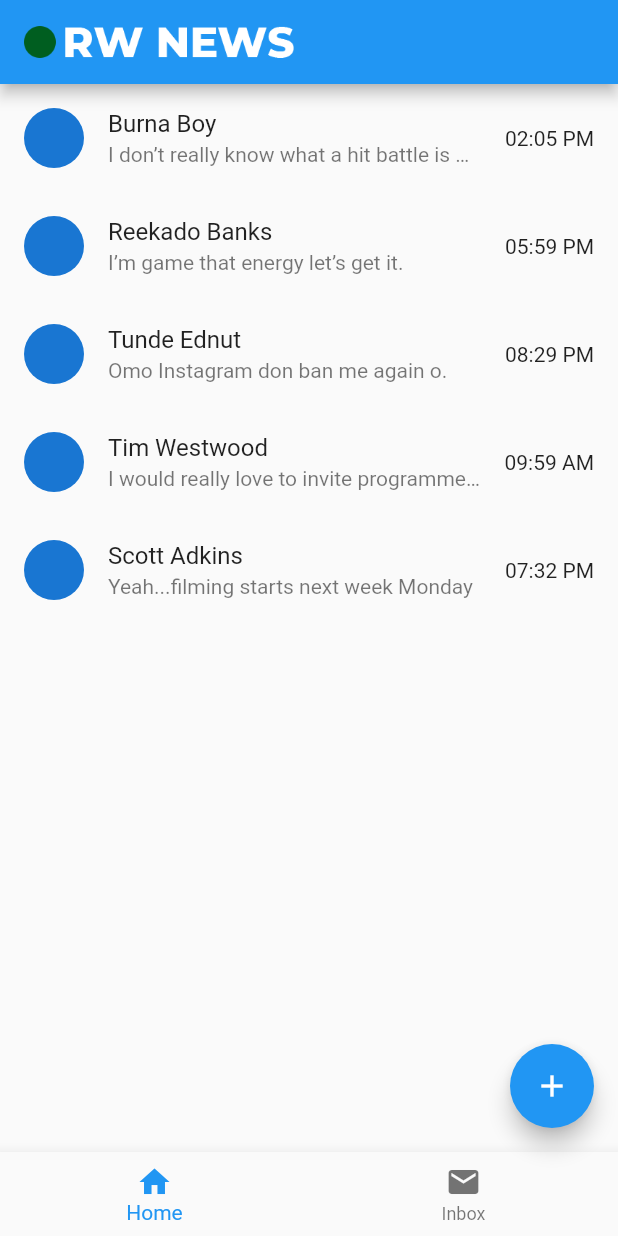
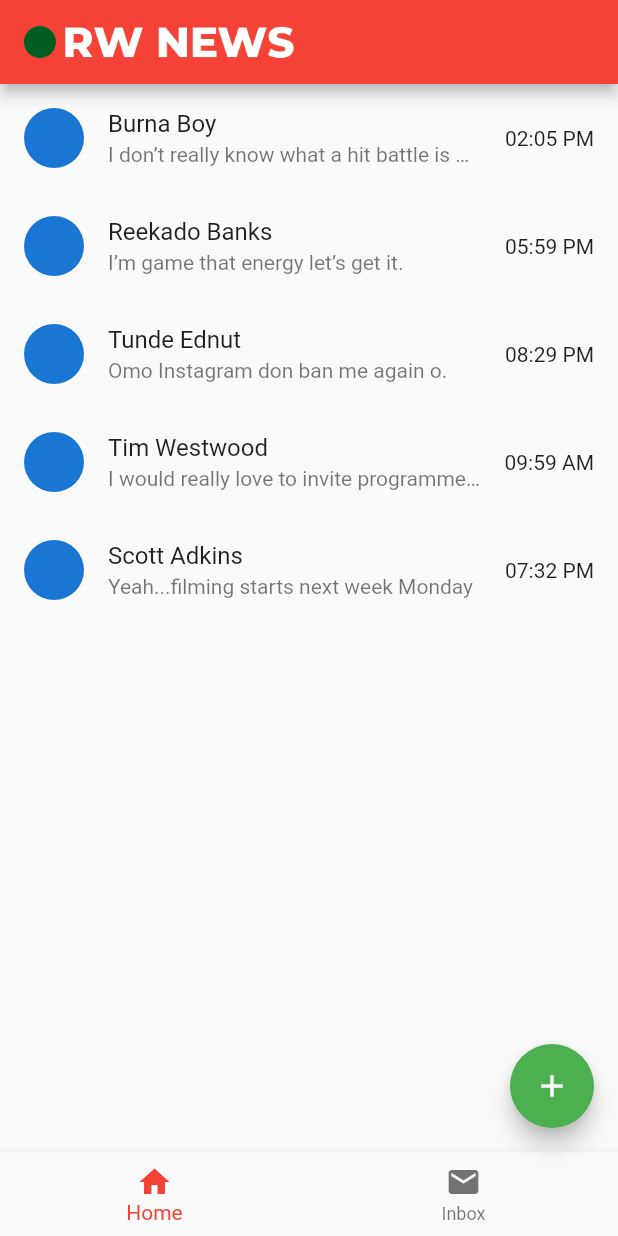
Before and after one commit to ricardoduarte/flutter-ui-widgets, a Flutter app: the screen it shows after launch, item 2 of the bottom bar chosen, on a phone screen of 412 x 824 dp. Run offline on Flutter 3.47's test engine with Material 2 defaults, Android fonts, the phone set to English and light mode, and no system bars.

Commit message:
use futurebuilder and custom theme

```diff
--- a/flutter_ui_widgets/lib/main.dart
+++ b/flutter_ui_widgets/lib/main.dart
@@ -5,15 +5,33 @@ void main() {
   runApp(const MyApp());
 }
 
+final lightTheme = ThemeData(
+    textTheme: const TextTheme(
+  headlineSmall: TextStyle(fontSize: 24.0),
+));
+
+final darkTheme = ThemeData(
+    brightness: Brightness.dark,
+    textTheme: const TextTheme(
+      headlineSmall: TextStyle(fontSize: 24.0),
+    ));
+
 class MyApp extends StatelessWidget {
   const MyApp({super.key});
 
   // This widget is the root of your application.
   @override
   Widget build(BuildContext context) {
-    return const MaterialApp(
+    return MaterialApp(
       title: 'Flutter UI Widgets',
-      home: MainPage(),
+      theme: lightTheme.copyWith(
+        colorScheme: lightTheme.colorScheme.copyWith(
+          primary: Colors.red,
+          secondary: Colors.green,
+        ),
+      ),
+      darkTheme: darkTheme,
+      home: const MainPage(),
     );
   }
 }
--- a/flutter_ui_widgets/lib/widgets/article_card.dart
+++ b/flutter_ui_widgets/lib/widgets/article_card.dart
@@ -72,7 +72,7 @@ class CardDetail extends StatelessWidget {
         children: <Widget>[
           Text(
             article!.title,
-            style: const TextStyle(fontSize: 24),
+            style: Theme.of(context).textTheme.headlineSmall,
             maxLines: 2,
             overflow: TextOverflow.ellipsis,
           ),
```
Also changed, not shown: flutter_ui_widgets/lib/api/article_api.dart (added, +17 -0 lines), flutter_ui_widgets/lib/pages/home_page.dart (+30 -1 lines), flutter_ui_widgets/lib/repos/article_repo.dart (added, +8 -0 lines).
